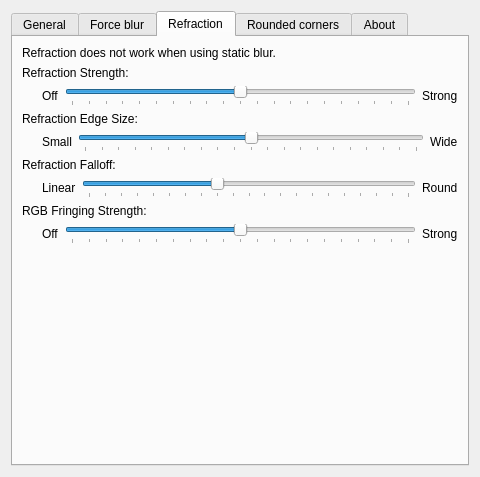
This is src/kcm/blur_config.ui in 4v3ngR/kwin-effects-glass as Qt 5 draws it before an edit. The edited form follows.
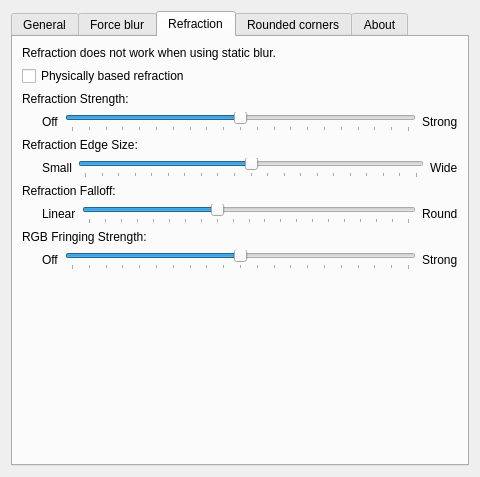
This is the edited form. The open tabs and pages were chosen to show the change. Custom widgets are drawn as their Qt base class.

Commit message: feature: prepare toggleable physically based (snells law) refraction shader branch

Patch:
```diff
--- a/src/kcm/blur_config.ui
+++ b/src/kcm/blur_config.ui
@@ -557,6 +557,16 @@
          </property>
         </widget>
        </item>
+       <item>
+        <widget class="QCheckBox" name="kcfg_PhysicallyBasedRefraction">
+         <property name="text">
+          <string>Physically based refraction</string>
+         </property>
+         <property name="toolTip">
+          <string>Use a Snell's-law (IOR-based) refraction model instead. The Refraction Strength slider is reinterpreted as the index-of-refraction delta in this mode.</string>
+         </property>
+        </widget>
+       </item>
        <item>
         <widget class="QLabel" name="labelRefractionStrength">
          <property name="text">
```
The commit also changes 8 other files.
